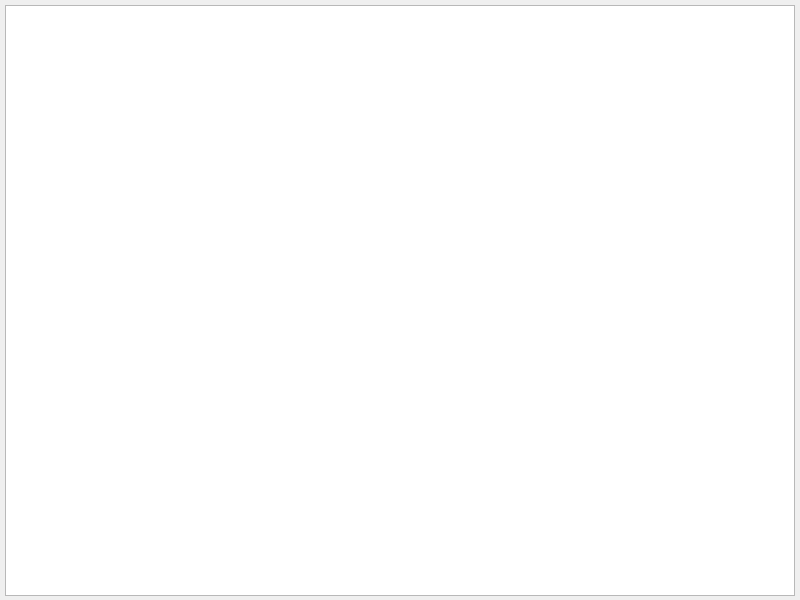
Before: the Qt Designer form mw4/gui/widgets/message.ui in mworion/MountWizzard4, drawn with Qt 5.
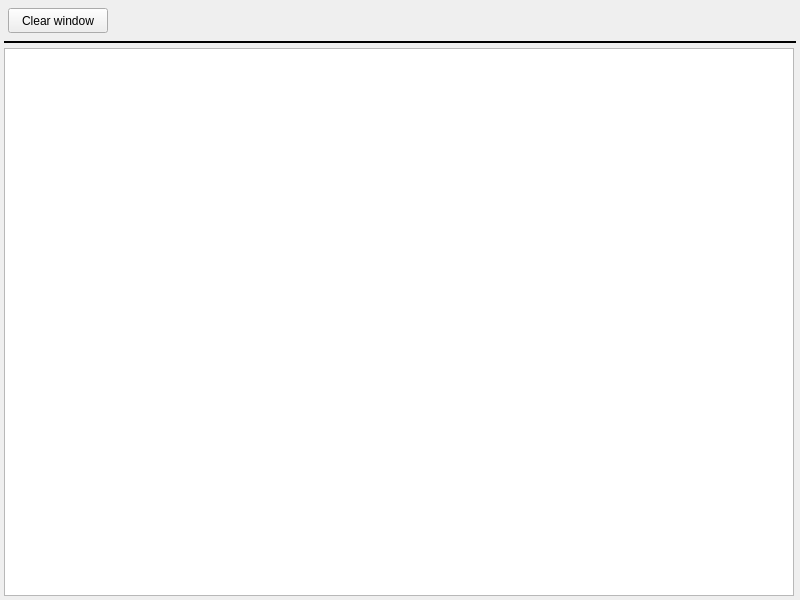
After: the same form once the commit is applied.

Commit message: added clear function to message window and added layout style

Diff of the .ui file:
```diff
--- a/mw4/gui/widgets/message.ui
+++ b/mw4/gui/widgets/message.ui
@@ -48,15 +48,81 @@
   <property name="windowTitle">
    <string>Messages</string>
   </property>
+  <layout class="QVBoxLayout" name="verticalLayout" stretch="0,0,1">
+   <property name="spacing">
+    <number>4</number>
+   </property>
+   <property name="leftMargin">
+    <number>4</number>
+   </property>
+   <property name="topMargin">
+    <number>4</number>
+   </property>
+   <property name="rightMargin">
+    <number>4</number>
+   </property>
+   <property name="bottomMargin">
+    <number>4</number>
+   </property>
+   <item>
+    <layout class="QHBoxLayout" name="horizontalLayout">
+     <property name="spacing">
+      <number>4</number>
+     </property>
+     <property name="leftMargin">
+      <number>4</number>
+     </property>
+     <property name="topMargin">
+      <number>4</number>
+     </property>
+     <property name="rightMargin">
+      <number>44</number>
+     </property>
+     <property name="bottomMargin">
+      <number>4</number>
+     </property>
+     <item>
+      <widget class="QPushButton" name="clear">
+       <property name="minimumSize">
+        <size>
+         <width>80</width>
+         <height>25</height>
+        </size>
+       </property>
+       <property name="maximumSize">
+        <size>
+         <width>100</width>
+         <height>25</height>
+        </size>
+       </property>
+       <property name="text">
+        <string>Clear window</string>
+       </property>
+      </widget>
+     </item>
+     <item>
+      <widget class="QWidget" name="widget" native="true"/>
+     </item>
+    </layout>
+   </item>
+   <item>
+    <widget class="Line" name="line">
+     <property name="frameShadow">
+      <enum>QFrame::Plain</enum>
+     </property>
+     <property name="lineWidth">
+      <number>2</number>
+     </property>
+     <property name="midLineWidth">
+      <number>1</number>
+     </property>
+     <property name="orientation">
+      <enum>Qt::Horizontal</enum>
+     </property>
+    </widget>
+   </item>
+   <item>
   <widget class="QTextBrowser" name="message">
-   <property name="geometry">
-    <rect>
-     <x>5</x>
-     <y>5</y>
-     <width>790</width>
-     <height>591</height>
-    </rect>
-   </property>
    <property name="sizePolicy">
     <sizepolicy hsizetype="Preferred" vsizetype="Preferred">
      <horstretch>0</horstretch>
@@ -133,6 +199,8 @@
     <bool>false</bool>
    </property>
   </widget>
+   </item>
+  </layout>
  </widget>
  <resources/>
  <connections/>
```
Lines whose indentation alone changed are shown as unchanged. The commit also changes 3 other files.
